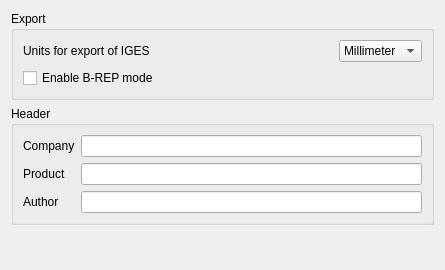
Before: the Qt Designer form src/Mod/Part/Gui/DlgImportExportIges.ui in berndhahnebach/All_FreeCAD, drawn with Qt 5.
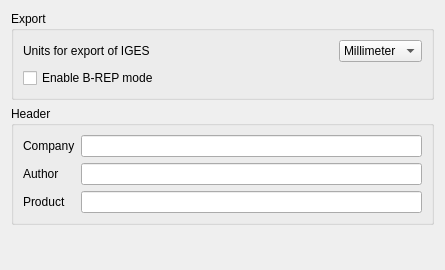
After: the same form once the commit is applied.

Patch:
```diff
--- a/src/Mod/Part/Gui/DlgImportExportIges.ui
+++ b/src/Mod/Part/Gui/DlgImportExportIges.ui
@@ -85,26 +85,26 @@
       <item row="0" column="1">
        <widget class="QLineEdit" name="lineEditCompany"/>
       </item>
-      <item row="1" column="0">
+      <item row="2" column="0">
        <widget class="QLabel" name="label_3">
         <property name="text">
          <string>Product</string>
         </property>
        </widget>
       </item>
-      <item row="1" column="1">
+      <item row="2" column="1">
        <widget class="QLineEdit" name="lineEditProduct"/>
       </item>
-      <item row="2" column="0">
+      <item row="1" column="1">
+       <widget class="QLineEdit" name="lineEditAuthor"/>
+      </item>
+      <item row="1" column="0">
        <widget class="QLabel" name="label_4">
         <property name="text">
          <string>Author</string>
         </property>
        </widget>
       </item>
-      <item row="2" column="1">
-       <widget class="QLineEdit" name="lineEditAuthor"/>
-      </item>
      </layout>
     </widget>
    </item>
```
Left out of the diff: 7 changed lines with no effect on the pictures.
